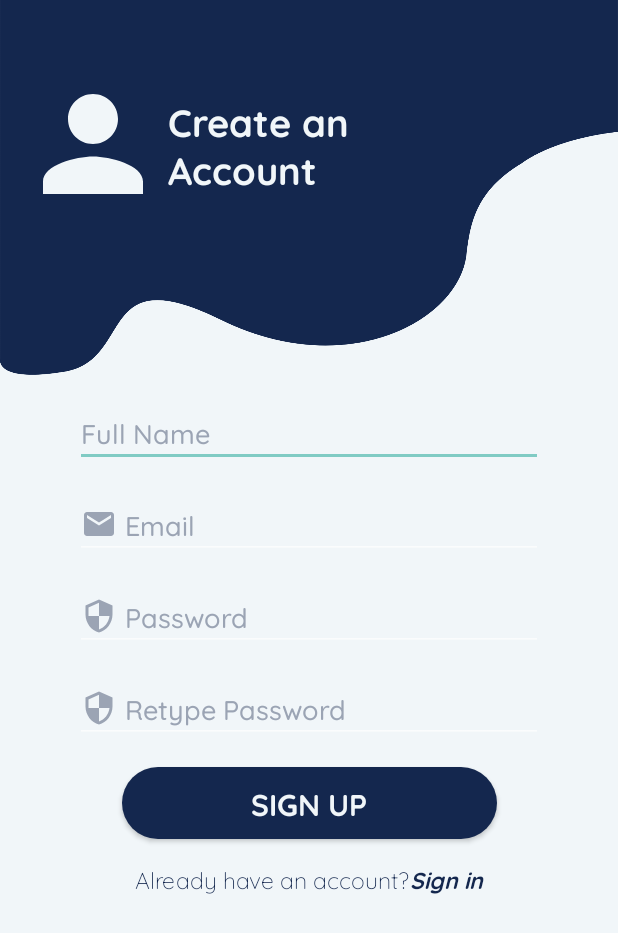
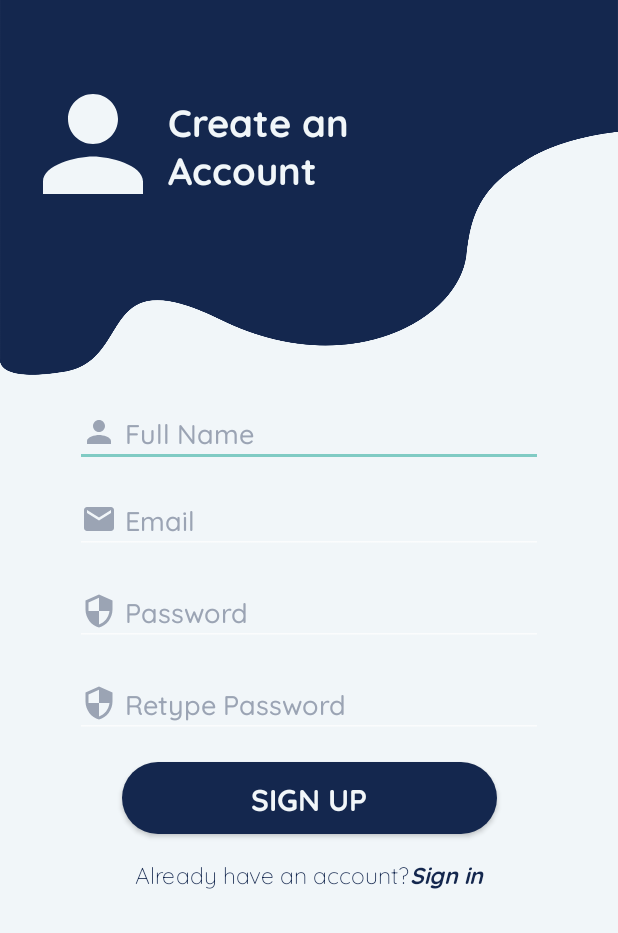
Before and after one commit to meriflor/test002, an Android app: the CreateAnAccount screen opened directly, with no data from a screen before it, on a phone screen of 412 x 824 dp. Shown: the top 933 px of the screen. Run offline under Robolectric (Android 15) with nearby library versions, the phone set to English and light mode, and no system bars; our stand-ins replace Firebase (no records; nobody signed in at launch, a user with empty details on screens opened directly).

Commit message:
adding person logo in fullname editext

```diff
--- /dev/null
+++ b/app/src/main/res/drawable/person.xml
@@ -0,0 +1,5 @@
+<vector android:height="24dp" android:tint="#9BA4B4"
+    android:viewportHeight="24" android:viewportWidth="24"
+    android:width="24dp" xmlns:android="http://schemas.android.com/apk/res/android">
+    <path android:fillColor="@android:color/white" android:pathData="M12,12c2.21,0 4,-1.79 4,-4s-1.79,-4 -4,-4 -4,1.79 -4,4 1.79,4 4,4zM12,14c-2.67,0 -8,1.34 -8,4v2h16v-2c0,-2.66 -5.33,-4 -8,-4z"/>
+</vector>
--- a/app/src/main/res/layout/activity_create_an_account.xml
+++ b/app/src/main/res/layout/activity_create_an_account.xml
@@ -47,6 +47,7 @@
         android:layout_height="wrap_content"
         android:layout_marginTop="15dp"
         android:hint="Full Name"
+        android:drawableLeft="@drawable/person"
         android:inputType="textPersonName"
         style="@style/input_style"
         app:layout_constraintEnd_toEndOf="parent"
@@ -55,14 +56,15 @@
 
     <EditText
         android:id="@+id/et_email"
+        style="@style/input_style"
         android:layout_width="match_parent"
+        android:layout_height="wrap_content"
         android:layout_marginHorizontal="50dp"
-        android:layout_height="wrap_content"
-        android:layout_marginTop="15dp"
+        android:layout_marginTop="12dp"
+        android:drawableLeft="@drawable/email"
         android:hint="Email"
-        style="@style/input_style"
-        android:drawableLeft="@drawable/email"
         app:layout_constraintEnd_toEndOf="parent"
+        app:layout_constraintHorizontal_bias="0.505"
         app:layout_constraintStart_toStartOf="parent"
         app:layout_constraintTop_toBottomOf="@+id/et_fullName" />
 
```
